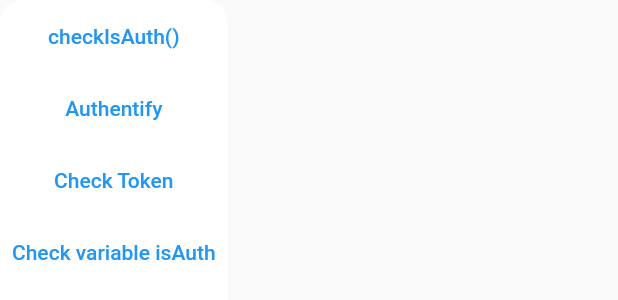
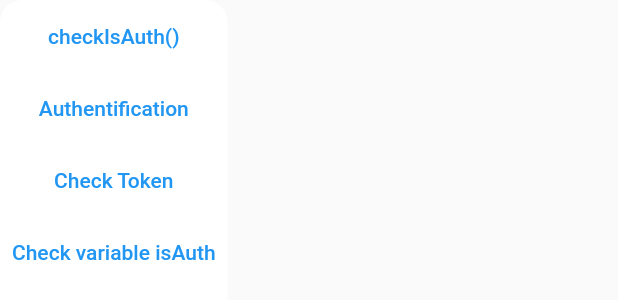
Before and after one commit to JohnARI/Redditech, a Flutter app: the AuthScreen widget shown alone on an empty page, opened directly, on a phone screen of 412 x 824 dp. Shown: the top 300 px of the screen. Run offline on Flutter 3.47's test engine with Material 2 defaults, Android fonts, the phone set to English and light mode, and no system bars; our stand-ins replace flutter_secure_storage, flutter_snake_navigationbar, flutter_svg; missing offline and left inert: draw, flutter_web_auth; accounts and stored records are empty; network calls fail; Roboto replaces fonts that are missing (IBM Plex Sans Regular).

Commit message:
Fix(Removed unused files)

```diff
--- a/lib/common/const.dart
+++ b/lib/common/const.dart
@@ -42,7 +42,7 @@ final bottomNavbarScreens = [
   const SearchScreen(),
   const HomeScreen(),
 ];
-
+// TODO: Transform this into a map with the title as key and the screen as value
 // Titles displayed in the appbar
 final title = [
   "Home",
--- a/lib/components/post/header.dart
+++ b/lib/components/post/header.dart
@@ -1,7 +1,4 @@
 import 'package:flutter/material.dart';
-import 'package:flutter/src/widgets/framework.dart';
-import 'package:flutter/src/widgets/placeholder.dart';
-import 'package:redditech/common/const.dart';
 import 'package:redditech/components/post/header_top.dart';
 import 'package:redditech/components/post/header_bottom.dart';
 
--- a/lib/components/post/header_bottom.dart
+++ b/lib/components/post/header_bottom.dart
@@ -1,8 +1,5 @@
 import 'package:flutter/material.dart';
-import 'package:flutter/src/widgets/framework.dart';
-import 'package:flutter/src/widgets/placeholder.dart';
 import 'package:redditech/common/const.dart';
-import 'package:flutter/gestures.dart';
 
 class HeaderBottom extends StatefulWidget {
   const HeaderBottom({super.key, required this.title});
--- a/lib/components/post/header_top.dart
+++ b/lib/components/post/header_top.dart
@@ -1,6 +1,4 @@
 import 'package:flutter/material.dart';
-import 'package:flutter/src/widgets/framework.dart';
-import 'package:flutter/src/widgets/placeholder.dart';
 import 'package:flutter_svg/flutter_svg.dart';
 import 'package:redditech/common/const.dart';
 
--- a/lib/components/profile/header.dart
+++ b/lib/components/profile/header.dart
@@ -1,7 +1,4 @@
 import 'package:flutter/material.dart';
-import 'package:flutter/src/widgets/framework.dart';
-import 'package:flutter/src/widgets/placeholder.dart';
-import 'package:redditech/common/const.dart';
 import 'package:redditech/components/profile/header_top.dart';
 import 'package:redditech/components/profile/header_bottom.dart';
 
--- a/lib/components/profile/header_bottom.dart
+++ b/lib/components/profile/header_bottom.dart
@@ -1,6 +1,4 @@
 import 'package:flutter/material.dart';
-import 'package:flutter/src/widgets/framework.dart';
-import 'package:flutter/src/widgets/placeholder.dart';
 import 'package:redditech/common/const.dart';
 import 'package:flutter/gestures.dart';
 
--- a/lib/components/profile/header_top.dart
+++ b/lib/components/profile/header_top.dart
@@ -1,6 +1,4 @@
 import 'package:flutter/material.dart';
-import 'package:flutter/src/widgets/framework.dart';
-import 'package:flutter/src/widgets/placeholder.dart';
 import 'package:redditech/common/const.dart';
 
 class HeaderTop extends StatefulWidget {
--- a/lib/screens/auth/auth.dart
+++ b/lib/screens/auth/auth.dart
@@ -36,7 +36,7 @@ class _AuthScreen extends State<AuthScreen> with TickerProviderStateMixin {
               debugPrint(
                   '==============================================================');
             },
-            child: Text('checkIsAuth()'),
+            child: const Text('checkIsAuth()'),
           ),
           TextButton(
             style: TextButton.styleFrom(
@@ -47,7 +47,7 @@ class _AuthScreen extends State<AuthScreen> with TickerProviderStateMixin {
               debugPrint(
                   '==============================================================');
             },
-            child: Text('Authentify'),
+            child: const Text('Authentification'),
           ),
           TextButton(
             style: TextButton.styleFrom(
@@ -59,7 +59,7 @@ class _AuthScreen extends State<AuthScreen> with TickerProviderStateMixin {
               debugPrint(
                   '==============================================================');
             },
-            child: Text('Check Token'),
+            child: const Text('Check Token'),
           ),
           TextButton(
             style: TextButton.styleFrom(
@@ -70,19 +70,8 @@ class _AuthScreen extends State<AuthScreen> with TickerProviderStateMixin {
               debugPrint(
                   '==============================================================');
             },
-            child: Text('Check variable isAuth'),
-          ),
-          // TextButton(
-          //   style: TextButton.styleFrom(
-          //     foregroundColor: Colors.blue,
-          //   ),
-          //   onPressed: () {
-          //     print(subreddit.getSubredditInfo());
-          //     debugPrint(
-          //         '==============================================================');
-          //   },
-          //   child: Text('test'),
-          // )
+            child: const Text('Check variable isAuth'),
+          )
         ],
       ),
     );
--- a/lib/screens/main_screen.dart
+++ b/lib/screens/main_screen.dart
@@ -2,11 +2,6 @@ import 'package:flutter/material.dart';
 import 'package:redditech/components/bottom_navbar.dart';
 import 'package:redditech/components/appbar.dart';
 import 'package:redditech/common/const.dart';
-import 'package:redditech/screens/profile/profile.dart';
-import 'package:redditech/screens/home/latest_screen.dart';
-import 'package:redditech/screens/home/main_home_screen.dart';
-import 'package:redditech/screens/home/popular_screen.dart';
-import 'package:redditech/screens/home/upvotes_screen.dart';
 
 class MainScreen extends StatefulWidget {
   const MainScreen({Key? key}) : super(key: key);
--- a/lib/screens/profile/profile.dart
+++ b/lib/screens/profile/profile.dart
@@ -1,7 +1,5 @@
 import 'package:flutter/material.dart';
 import 'package:redditech/common/const.dart';
-import 'package:flutter/src/widgets/framework.dart';
-import 'package:flutter/src/widgets/placeholder.dart';
 import 'package:redditech/components/profile/header.dart';
 import 'package:redditech/components/profile/settings.dart';
 
@@ -60,7 +58,7 @@ class _ProfileState extends State<Profile> {
                 'value': gender,
                 'name': 'Gender',
                 'type': 'select',
-                'options': ['Male', 'Female', 'Other']
+                'options': const ['Male', 'Female', 'Other']
               },
             ]),
           ],
```
Also changed, not shown: lib/models/subreddit.dart (added, +21 -0 lines), lib/screens/search/main_search_screen.dart (+5 -5 lines), lib/components/subreddit_list.dart (line endings or trailing spaces).
